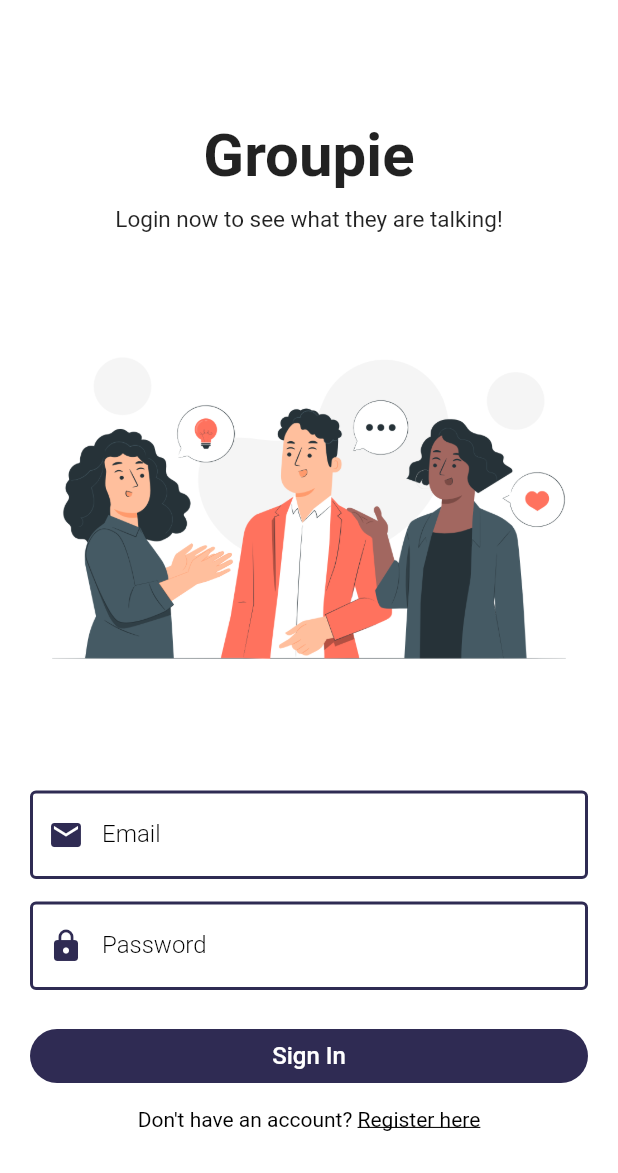
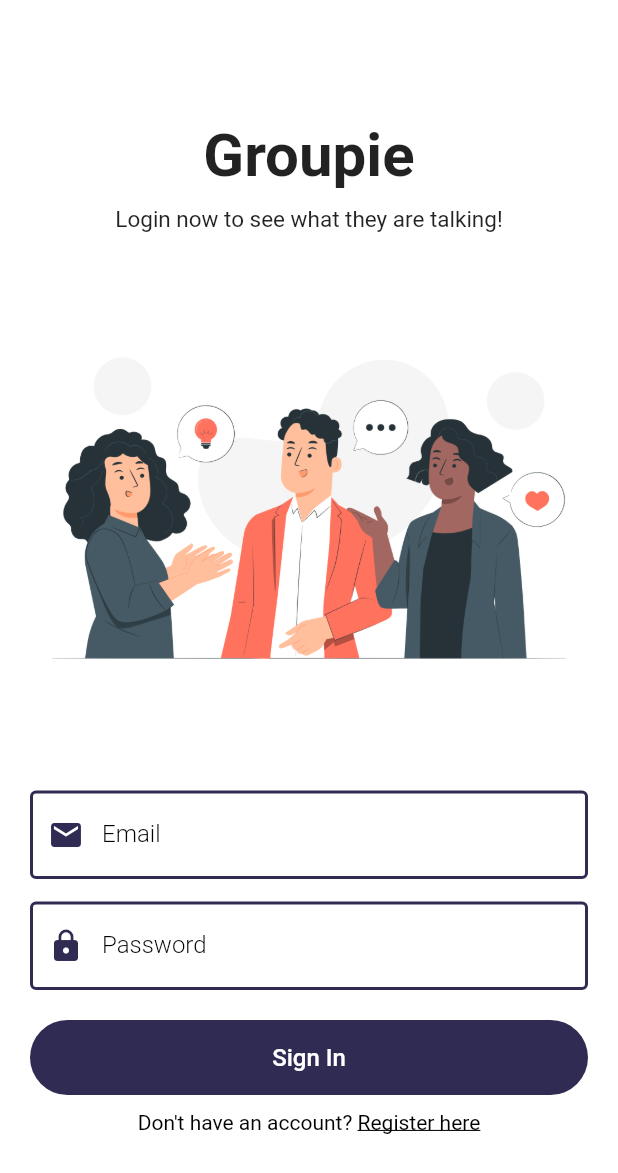
Before and after one commit to UsmanAsad87/Group-Chat-App, a Flutter app: the screen it shows after launch, on a phone screen of 412 x 824 dp. Shown: the top 1173 px of the screen. Run offline on Flutter 3.47's test engine with Material 2 defaults, Android fonts, the phone set to English and light mode, and no system bars; our stand-ins replace cloud_firestore, firebase_auth, firebase_core, shared_preferences; accounts and stored records are empty.

```diff
--- a/lib/pages/auth/login_page.dart
+++ b/lib/pages/auth/login_page.dart
@@ -98,6 +98,7 @@ class _LoginPageState extends State<LoginPage> {
                           height: 20,
                         ),
                         SizedBox(
+                          height: 50,
                           width: double.infinity,
                           child: ElevatedButton(
                             style: ElevatedButton.styleFrom(
--- a/lib/pages/auth/register_page.dart
+++ b/lib/pages/auth/register_page.dart
@@ -119,6 +119,7 @@ class _RegisterPageState extends State<RegisterPage> {
                           height: 20,
                         ),
                         SizedBox(
+                          height: 50,
                           width: double.infinity,
                           child: ElevatedButton(
                             style: ElevatedButton.styleFrom(
```
Also changed, not shown: 5 other files.
